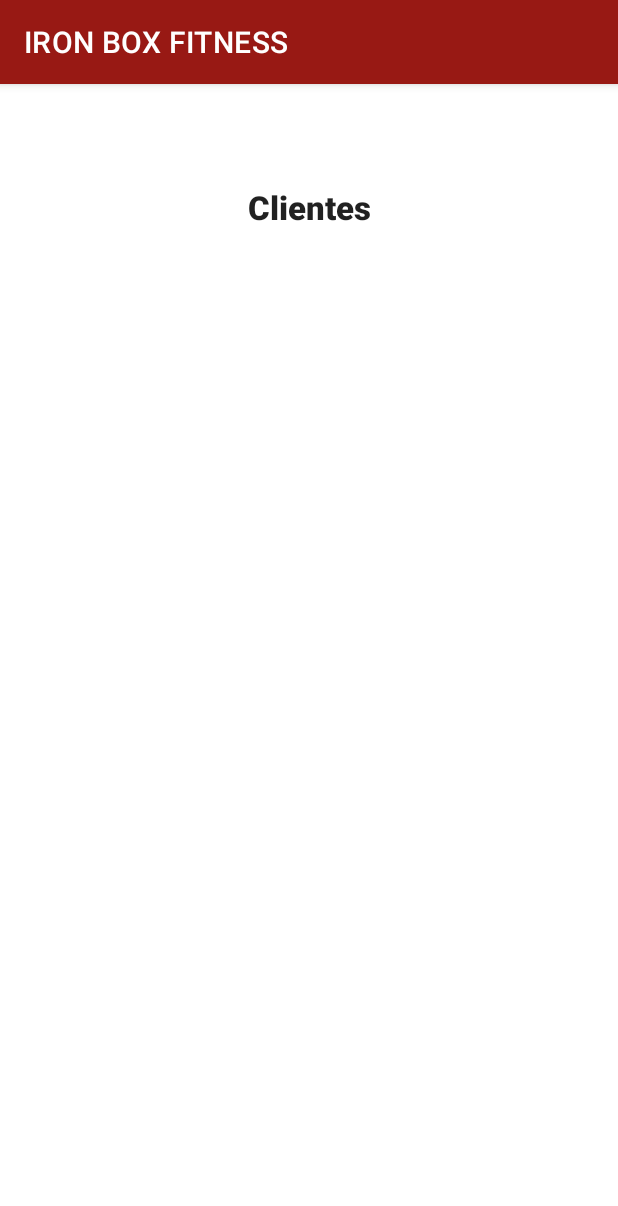
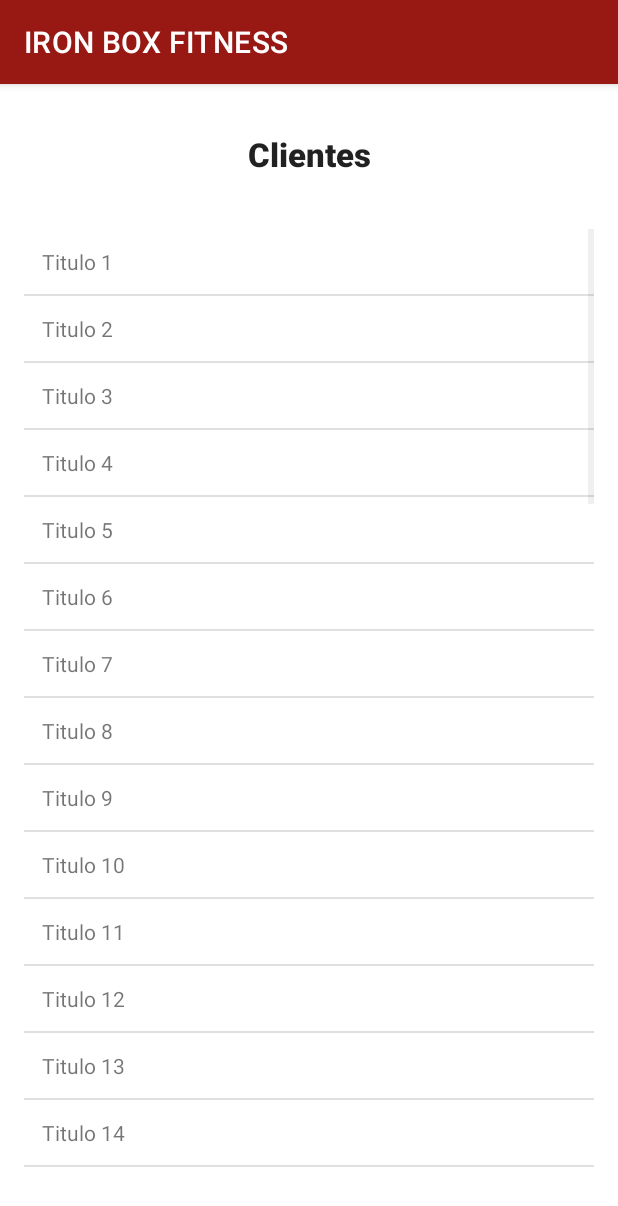
Before and after one commit to Frankmoises7/EVA1_APP_MOVIL, an Android app: the ClientsActivity screen opened directly, with no data from a screen before it, on a phone screen of 412 x 824 dp. Shown: the top 1206 px of the screen. Run offline under Robolectric (Android 15) with nearby library versions, the phone set to English and light mode, and no system bars.

Commit message:
agregado de logica para mostrar clientes

```diff
--- a/app/src/main/AndroidManifest.xml
+++ b/app/src/main/AndroidManifest.xml
@@ -13,6 +13,9 @@
         android:supportsRtl="true"
         android:theme="@style/Theme.EVA_1_APP_MOVIL"
         tools:targetApi="31">
+        <activity
+            android:name=".ClientItemActivity"
+            android:exported="false" />
         <activity
             android:name=".ClientsActivity"
             android:exported="false" />
--- a/app/src/main/java/com/example/eva_1_app_movil/ClientsActivity.kt
+++ b/app/src/main/java/com/example/eva_1_app_movil/ClientsActivity.kt
@@ -1,11 +1,30 @@
 package com.example.eva_1_app_movil
 
+import android.content.Intent
 import androidx.appcompat.app.AppCompatActivity
 import android.os.Bundle
+import android.widget.ListView
+import android.widget.Toast
+import com.example.eva_1_app_movil.controllers.ClientsController
+import com.example.eva_1_app_movil.ui.ClientsAdapter
 
 class ClientsActivity : AppCompatActivity() {
     override fun onCreate(savedInstanceState: Bundle?) {
         super.onCreate(savedInstanceState)
         setContentView(R.layout.activity_clients)
+
+        val lvClient = findViewById<ListView>(R.id.clients_activity_lv_clients)
+        val allClients = ClientsController(this).getAll()
+        val adapter = ClientsAdapter(this, allClients)
+
+        lvClient.adapter = adapter
+        lvClient.setOnItemClickListener { adapterView, view, position, id ->
+            run{
+                val client = allClients[position]
+                val intent = Intent(view.context, ClientItemActivity::class.java)
+                intent.putExtra("client", client)
+                view.context.startActivity(intent)
+            }
+        }
     }
 }
--- a/app/src/main/java/com/example/eva_1_app_movil/RegisterActivity.kt
+++ b/app/src/main/java/com/example/eva_1_app_movil/RegisterActivity.kt
@@ -14,7 +14,7 @@ class RegisterActivity : AppCompatActivity() {
 
         val btnRegister = findViewById<Button>(R.id.register_activity_btn_register)
         btnRegister.setOnClickListener {
-            Toast.makeText(this, "Nuevo Admin creado", Toast.LENGTH_LONG).show()
+            Toast.makeText(this, "Nuevo Admin creado", Toast.LENGTH_SHORT).show()
             val intent = Intent(this, LoginActivity::class.java)
             startActivity(intent)
             intent.flags = Intent.FLAG_ACTIVITY_CLEAR_TOP
--- /dev/null
+++ b/app/src/main/java/com/example/eva_1_app_movil/controllers/ClientsController.kt
@@ -0,0 +1,20 @@
+package com.example.eva_1_app_movil.controllers
+
+import android.content.Context
+import com.example.eva_1_app_movil.models.Client
+
+class ClientsController constructor(ctx: Context){
+    val ctx = ctx
+
+    fun getAll (): List<Client> {
+        val clients = ArrayList<Client>()
+        for (i in 1..50) {
+            clients.add(Client(
+                id = i.toLong(),
+                title = "Titulo $i",
+                description = "Descripcion $i"
+            ))
+        }
+        return clients
+    }
+}
--- /dev/null
+++ b/app/src/main/java/com/example/eva_1_app_movil/models/Client.kt
@@ -0,0 +1,9 @@
+package com.example.eva_1_app_movil.models
+
+import java.io.Serializable
+
+data class Client(
+    val id: Long?,
+    val title: String,
+    val description: String?
+    ) : Serializable
--- /dev/null
+++ b/app/src/main/java/com/example/eva_1_app_movil/ui/ClientsAdapter.kt
@@ -0,0 +1,41 @@
+package com.example.eva_1_app_movil.ui
+
+import android.content.Context
+import android.view.LayoutInflater
+import android.view.View
+import android.view.ViewGroup
+import android.widget.BaseAdapter
+import android.widget.TextView
+import com.example.eva_1_app_movil.R
+import com.example.eva_1_app_movil.models.Client
+
+class ClientsAdapter(ctx: Context, clients: List<Client>): BaseAdapter() {
+    val ctx = ctx
+    val clients = clients
+
+    override fun getCount(): Int {
+        return clients.size
+    }
+
+    override fun getItem(position: Int): Client {
+        return clients[position]
+    }
+
+    override fun getItemId(position: Int): Long {
+        return clients[position].id!!
+    }
+
+    override fun getView(position: Int, view: View?, viewGroup: ViewGroup?): View {
+        val inflater = LayoutInflater.from(ctx)
+        val rowView = inflater.inflate(R.layout.item_client, null)
+
+        val client = clients[position]
+
+        val tvClient = rowView.findViewById<TextView>(R.id.item_client_tv_title)
+
+        tvClient.text = client.title
+
+        return rowView
+    }
+
+}
--- a/app/src/main/res/layout/activity_clients.xml
+++ b/app/src/main/res/layout/activity_clients.xml
@@ -6,25 +6,22 @@
     android:layout_height="match_parent"
     tools:context=".ClientsActivity">
 
-    <ScrollView
-        android:layout_width="match_parent"
-        android:layout_height="match_parent"
-        tools:layout_editor_absoluteX="16dp"
-        tools:layout_editor_absoluteY="522dp">
-
     <LinearLayout
         android:layout_width="match_parent"
-            android:layout_height="wrap_content"
-            android:layout_marginTop="16pt"
-            android:layout_marginBottom="32pt"
+        android:layout_height="0dp"
         android:orientation="vertical"
         android:paddingLeft="16dp"
         android:paddingTop="32dp"
         android:paddingRight="16dp"
-            android:paddingBottom="32dp">
+        android:paddingBottom="32dp"
+        app:layout_constraintBottom_toBottomOf="parent"
+        app:layout_constraintEnd_toEndOf="parent"
+        app:layout_constraintHorizontal_bias="1.0"
+        app:layout_constraintStart_toStartOf="parent"
+        app:layout_constraintTop_toTopOf="parent">
 
         <TextView
-                android:id="@+id/clients_activity_tv_client"
+            android:id="@+id/clients_activity_tv_title_clientes"
             android:layout_width="match_parent"
             android:layout_height="wrap_content"
             android:layout_marginBottom="16pt"
@@ -34,7 +31,11 @@
             android:textAppearance="@style/TextAppearance.AppCompat.Large"
             android:textStyle="bold" />
 
+        <ListView
+            android:id="@+id/clients_activity_lv_clients"
+            android:layout_width="match_parent"
+            android:layout_height="match_parent" />
+
     </LinearLayout>
-    </ScrollView>
 
 </androidx.constraintlayout.widget.ConstraintLayout>
--- /dev/null
+++ b/app/src/main/res/layout/item_client.xml
@@ -0,0 +1,13 @@
+<?xml version="1.0" encoding="utf-8"?>
+<LinearLayout xmlns:android="http://schemas.android.com/apk/res/android"
+    android:layout_width="match_parent"
+    android:layout_height="match_parent"
+    android:orientation="vertical"
+    android:padding="12dp">
+
+    <TextView
+        android:id="@+id/item_client_tv_title"
+        android:layout_width="match_parent"
+        android:layout_height="wrap_content"
+        android:text="Placeholder Client Title" />
+</LinearLayout>
```
Also changed, not shown: app/src/main/java/com/example/eva_1_app_movil/ClientItemActivity.kt (added, +19 -0 lines), app/src/main/java/com/example/eva_1_app_movil/LoginActivity.kt (+6 -6 lines), app/src/main/java/com/example/eva_1_app_movil/controllers/AuthController.kt (added, +20 -0 lines), app/src/main/res/layout/activity_client_item.xml (added, +39 -0 lines). Lines whose indentation alone changed are shown as unchanged.
